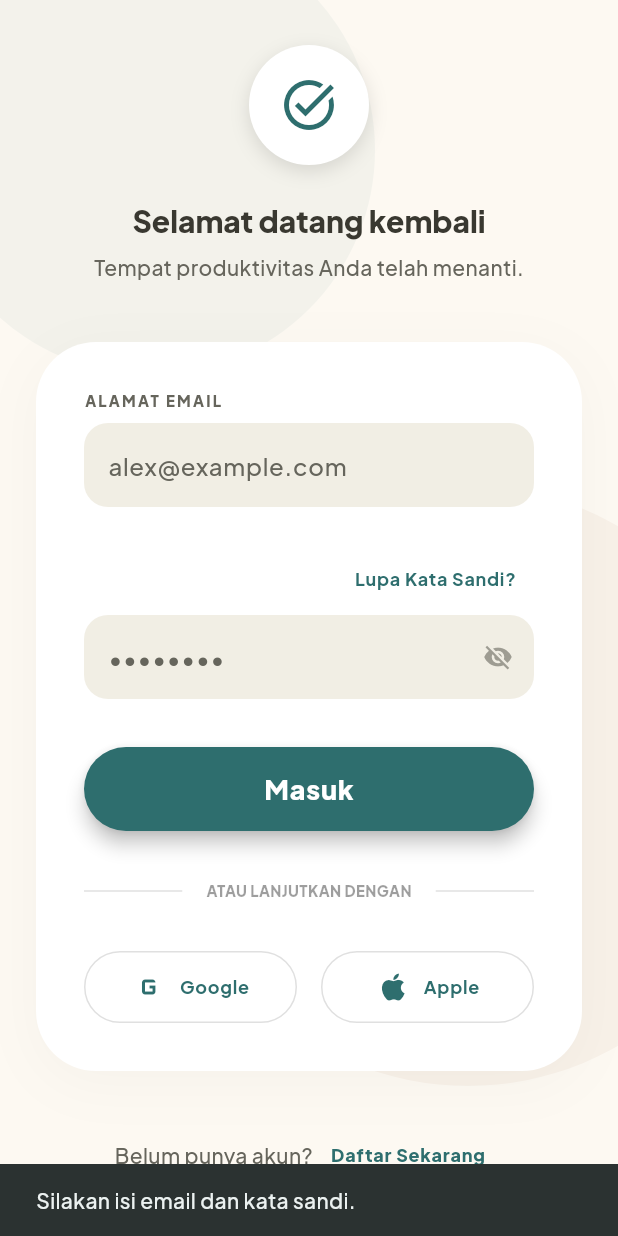
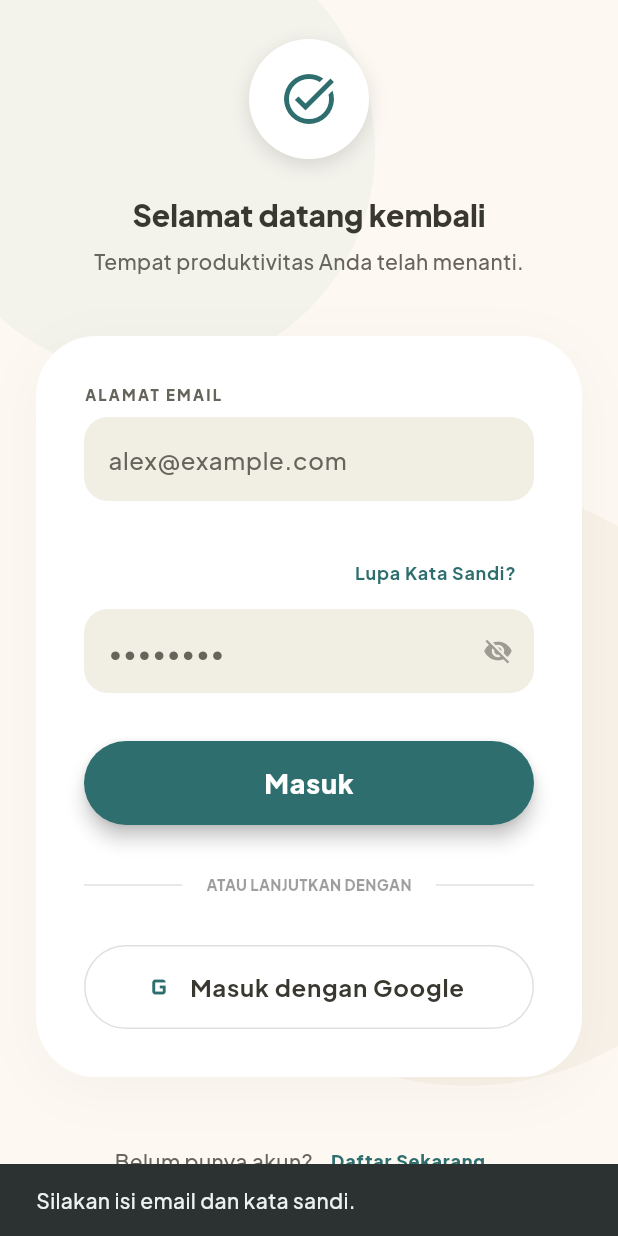
Before and after one commit to Skyborg2109/tasbuddy, a Flutter app: the LoginPage screen opened directly, after a tap on "Masuk", on a phone screen of 412 x 824 dp. Run offline on Flutter 3.47's test engine with Material 3 defaults, Android fonts, the light colour scheme and no system bars; our stand-ins replace cloud_firestore, firebase_auth, firebase_core, google_fonts; accounts and stored records are empty; network calls fail.

Commit message:
Deploy fungsi login google

```diff
--- a/lib/core/services/auth_service.dart
+++ b/lib/core/services/auth_service.dart
@@ -36,6 +36,18 @@ class AuthService {
     }
   }
 
+  // Sign In with Google
+  Future<UserCredential?> signInWithGoogle() async {
+    try {
+      GoogleAuthProvider googleProvider = GoogleAuthProvider();
+      return await _auth.signInWithPopup(googleProvider);
+    } on FirebaseAuthException catch (e) {
+      throw _handleAuthException(e);
+    } catch (e) {
+      throw 'Terjadi kesalahan saat login dengan Google.';
+    }
+  }
+
   // Sign Out
   Future<void> signOut() async {
     await _auth.signOut();
--- a/lib/features/auth/pages/login_page.dart
+++ b/lib/features/auth/pages/login_page.dart
@@ -39,6 +39,21 @@ class _LoginPageState extends State<LoginPage> {
         _passwordController.text.trim(),
       );
       // AuthWrapper will automatically redirect to HomePage
+    } catch (e) {
+      if (mounted) {
+        ScaffoldMessenger.of(context).showSnackBar(
+          SnackBar(content: Text(e.toString())),
+        );
+      }
+    } finally {
+      if (mounted) setState(() => _isLoading = false);
+    }
+  }
+
+  void _handleGoogleLogin() async {
+    setState(() => _isLoading = true);
+    try {
+      await _authService.signInWithGoogle();
     } catch (e) {
       if (mounted) {
         ScaffoldMessenger.of(context).showSnackBar(
@@ -266,38 +281,32 @@ class _LoginPageState extends State<LoginPage> {
                           const SizedBox(height: 32),
 
                           // Social Buttons
-                          Row(
-                            children: [
-                              Expanded(
-                                child: OutlinedButton.icon(
-                                  onPressed: () {},
-                                  icon: const Icon(Icons.g_mobiledata, size: 24),
-                                  label: const Text('Google'),
-                                  style: OutlinedButton.styleFrom(
-                                    padding: const EdgeInsets.symmetric(vertical: 12),
-                                    side: const BorderSide(color: Colors.black12),
-                                    shape: RoundedRectangleBorder(
-                                      borderRadius: BorderRadius.circular(28),
-                                    ),
-                                  ),
+                          SizedBox(
+                            width: double.infinity,
+                            height: 56,
+                            child: OutlinedButton.icon(
+                              onPressed: _isLoading ? null : _handleGoogleLogin,
+                              icon: Image.network(
+                                'https://upload.wikimedia.org/wikipedia/commons/c/c1/Google_%22G%22_logo.svg',
+                                height: 24,
+                                width: 24,
+                                errorBuilder: (context, error, stackTrace) => const Icon(Icons.g_mobiledata, size: 24),
+                              ),
+                              label: const Text(
+                                'Masuk dengan Google',
+                                style: TextStyle(
+                                  fontSize: 16,
+                                  fontWeight: FontWeight.w700,
+                                  color: AppColors.onSurface,
                                 ),
                               ),
-                              const SizedBox(width: 16),
-                              Expanded(
-                                child: OutlinedButton.icon(
-                                  onPressed: () {},
-                                  icon: const Icon(Icons.apple, size: 24),
-                                  label: const Text('Apple'),
-                                  style: OutlinedButton.styleFrom(
-                                    padding: const EdgeInsets.symmetric(vertical: 12),
-                                    side: const BorderSide(color: Colors.black12),
-                                    shape: RoundedRectangleBorder(
-                                      borderRadius: BorderRadius.circular(28),
-                                    ),
-                                  ),
+                              style: OutlinedButton.styleFrom(
+                                side: const BorderSide(color: Colors.black12),
+                                shape: RoundedRectangleBorder(
+                                  borderRadius: BorderRadius.circular(28),
                                 ),
                               ),
-                            ],
+                            ),
                           ),
                         ],
                       ),
```
